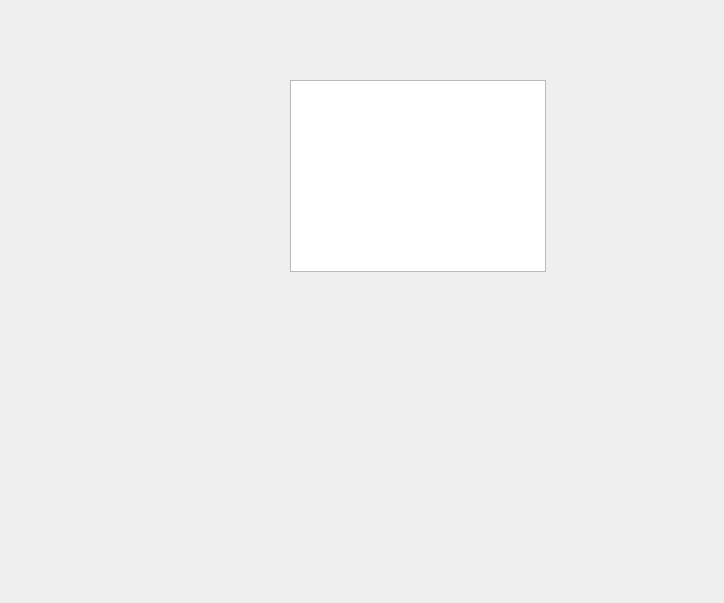
Old version of the form client/gui/UserWidget.ui in the repository anphetamina/CoText.
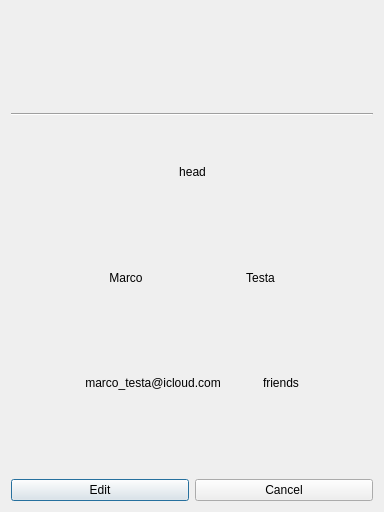
New version of the form.

```diff
--- a/client/gui/UserWidget.ui
+++ b/client/gui/UserWidget.ui
@@ -6,23 +6,348 @@
    <rect>
     <x>0</x>
     <y>0</y>
-    <width>724</width>
-    <height>603</height>
+    <width>384</width>
+    <height>512</height>
    </rect>
   </property>
+  <property name="maximumSize">
+   <size>
+    <width>384</width>
+    <height>512</height>
+   </size>
+  </property>
   <property name="windowTitle">
    <string>Dialog</string>
   </property>
-  <widget class="QGraphicsView" name="graphicsView">
-   <property name="geometry">
-    <rect>
-     <x>290</x>
-     <y>80</y>
-     <width>256</width>
-     <height>192</height>
-    </rect>
-   </property>
-  </widget>
+  <layout class="QVBoxLayout" name="verticalLayout">
+   <item>
+    <layout class="QHBoxLayout" name="Layout1">
+     <item>
+      <layout class="QHBoxLayout" name="horizontalLayout_16">
+       <item>
+        <spacer name="horizontalSpacer_9">
+         <property name="orientation">
+          <enum>Qt::Horizontal</enum>
+         </property>
+         <property name="sizeHint" stdset="0">
+          <size>
+           <width>40</width>
+           <height>20</height>
+          </size>
+         </property>
+        </spacer>
+       </item>
+      </layout>
+     </item>
+     <item>
+      <widget class="QLabel" name="label_profilpic">
+       <property name="maximumSize">
+        <size>
+         <width>96</width>
+         <height>96</height>
+        </size>
+       </property>
+       <property name="styleSheet">
+        <string notr="true"/>
+       </property>
+       <property name="frameShape">
+        <enum>QFrame::NoFrame</enum>
+       </property>
+       <property name="text">
+        <string/>
+       </property>
+       <property name="scaledContents">
+        <bool>true</bool>
+       </property>
+       <property name="alignment">
+        <set>Qt::AlignCenter</set>
+       </property>
+      </widget>
+     </item>
+     <item>
+      <spacer name="horizontalSpacer_10">
+       <property name="orientation">
+        <enum>Qt::Horizontal</enum>
+       </property>
+       <property name="sizeHint" stdset="0">
+        <size>
+         <width>40</width>
+         <height>20</height>
+        </size>
+       </property>
+      </spacer>
+     </item>
+    </layout>
+   </item>
+   <item>
+    <widget class="Line" name="line">
+     <property name="orientation">
+      <enum>Qt::Horizontal</enum>
+     </property>
+    </widget>
+   </item>
+   <item>
+    <layout class="QHBoxLayout" name="Layout2">
+     <item>
+      <layout class="QHBoxLayout" name="horizontalLayout_4">
+       <item>
+        <spacer name="horizontalSpacer">
+         <property name="orientation">
+          <enum>Qt::Horizontal</enum>
+         </property>
+         <property name="sizeHint" stdset="0">
+          <size>
+           <width>40</width>
+           <height>20</height>
+          </size>
+         </property>
+        </spacer>
+       </item>
+      </layout>
+     </item>
+     <item>
+      <widget class="QLabel" name="Nickname">
+       <property name="text">
+        <string>head</string>
+       </property>
+       <property name="alignment">
+        <set>Qt::AlignCenter</set>
+       </property>
+      </widget>
+     </item>
+     <item>
+      <spacer name="horizontalSpacer_2">
+       <property name="orientation">
+        <enum>Qt::Horizontal</enum>
+       </property>
+       <property name="sizeHint" stdset="0">
+        <size>
+         <width>40</width>
+         <height>20</height>
+        </size>
+       </property>
+      </spacer>
+     </item>
+     <item>
+      <layout class="QHBoxLayout" name="horizontalLayout_5"/>
+     </item>
+    </layout>
+   </item>
+   <item>
+    <layout class="QHBoxLayout" name="Layout3">
+     <item>
+      <layout class="QHBoxLayout" name="horizontalLayout_6">
+       <item>
+        <spacer name="horizontalSpacer_3">
+         <property name="orientation">
+          <enum>Qt::Horizontal</enum>
+         </property>
+         <property name="sizeHint" stdset="0">
+          <size>
+           <width>40</width>
+           <height>20</height>
+          </size>
+         </property>
+        </spacer>
+       </item>
+      </layout>
+     </item>
+     <item>
+      <widget class="QLabel" name="Name">
+       <property name="text">
+        <string>Marco</string>
+       </property>
+       <property name="alignment">
+        <set>Qt::AlignCenter</set>
+       </property>
+      </widget>
+     </item>
+     <item>
+      <spacer name="horizontalSpacer_5">
+       <property name="orientation">
+        <enum>Qt::Horizontal</enum>
+       </property>
+       <property name="sizeHint" stdset="0">
+        <size>
+         <width>40</width>
+         <height>20</height>
+        </size>
+       </property>
+      </spacer>
+     </item>
+     <item>
+      <widget class="QLabel" name="Surname">
+       <property name="text">
+        <string>Testa</string>
+       </property>
+       <property name="alignment">
+        <set>Qt::AlignCenter</set>
+       </property>
+      </widget>
+     </item>
+     <item>
+      <spacer name="horizontalSpacer_4">
+       <property name="orientation">
+        <enum>Qt::Horizontal</enum>
+       </property>
+       <property name="sizeHint" stdset="0">
+        <size>
+         <width>40</width>
+         <height>20</height>
+        </size>
+       </property>
+      </spacer>
+     </item>
+     <item>
+      <layout class="QHBoxLayout" name="horizontalLayout_7"/>
+     </item>
+    </layout>
+   </item>
+   <item>
+    <layout class="QHBoxLayout" name="Layout4">
+     <item>
+      <layout class="QHBoxLayout" name="horizontalLayout_8"/>
+     </item>
+     <item>
+      <spacer name="horizontalSpacer_7">
+       <property name="orientation">
+        <enum>Qt::Horizontal</enum>
+       </property>
+       <property name="sizeHint" stdset="0">
+        <size>
+         <width>40</width>
+         <height>20</height>
+        </size>
+       </property>
+      </spacer>
+     </item>
+     <item>
+      <spacer name="horizontalSpacer_11">
+       <property name="orientation">
+        <enum>Qt::Horizontal</enum>
+       </property>
+       <property name="sizeHint" stdset="0">
+        <size>
+         <width>40</width>
+         <height>20</height>
+        </size>
+       </property>
+      </spacer>
+     </item>
+     <item>
+      <widget class="QLabel" name="email">
+       <property name="text">
+        <string>marco_testa@icloud.com</string>
+       </property>
+       <property name="alignment">
+        <set>Qt::AlignCenter</set>
+       </property>
+      </widget>
+     </item>
+     <item>
+      <spacer name="horizontalSpacer_6">
+       <property name="orientation">
+        <enum>Qt::Horizontal</enum>
+       </property>
+       <property name="sizeHint" stdset="0">
+        <size>
+         <width>40</width>
+         <height>20</height>
+        </size>
+       </property>
+      </spacer>
+     </item>
+     <item>
+      <widget class="QLabel" name="frineds">
+       <property name="text">
+        <string>friends</string>
+       </property>
+       <property name="alignment">
+        <set>Qt::AlignCenter</set>
+       </property>
+      </widget>
+     </item>
+     <item>
+      <spacer name="horizontalSpacer_12">
+       <property name="orientation">
+        <enum>Qt::Horizontal</enum>
+       </property>
+       <property name="sizeHint" stdset="0">
+        <size>
+         <width>40</width>
+         <height>20</height>
+        </size>
+       </property>
+      </spacer>
+     </item>
+     <item>
+      <spacer name="horizontalSpacer_8">
+       <property name="orientation">
+        <enum>Qt::Horizontal</enum>
+       </property>
+       <property name="sizeHint" stdset="0">
+        <size>
+         <width>40</width>
+         <height>20</height>
+        </size>
+       </property>
+      </spacer>
+     </item>
+     <item>
+      <layout class="QHBoxLayout" name="horizontalLayout_9"/>
+     </item>
+    </layout>
+   </item>
+   <item>
+    <layout class="QHBoxLayout" name="spaceLayout">
+     <item>
+      <spacer name="verticalSpacer">
+       <property name="orientation">
+        <enum>Qt::Vertical</enum>
+       </property>
+       <property name="sizeType">
+        <enum>QSizePolicy::Minimum</enum>
+       </property>
+       <property name="sizeHint" stdset="0">
+        <size>
+         <width>20</width>
+         <height>40</height>
+        </size>
+       </property>
+      </spacer>
+     </item>
+    </layout>
+   </item>
+   <item>
+    <layout class="QHBoxLayout" name="Layout5">
+     <item>
+      <layout class="QHBoxLayout" name="horizontalLayout_14"/>
+     </item>
+     <item>
+      <layout class="QHBoxLayout" name="horizontalLayout_11">
+       <item>
+        <widget class="QPushButton" name="Edit">
+         <property name="text">
+          <string>Edit</string>
+         </property>
+        </widget>
+       </item>
+      </layout>
+     </item>
+     <item>
+      <layout class="QHBoxLayout" name="horizontalLayout_12">
+       <item>
+        <widget class="QPushButton" name="Cancel">
+         <property name="text">
+          <string>Cancel</string>
+         </property>
+        </widget>
+       </item>
+      </layout>
+     </item>
+    </layout>
+   </item>
+  </layout>
  </widget>
  <resources/>
  <connections/>
```
